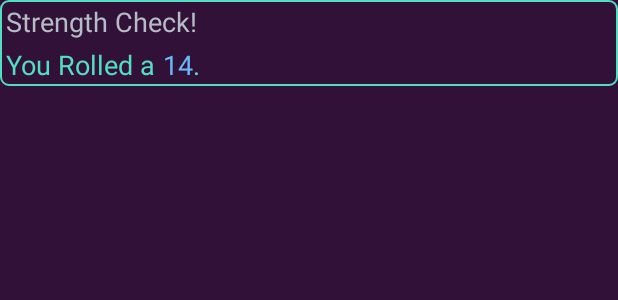
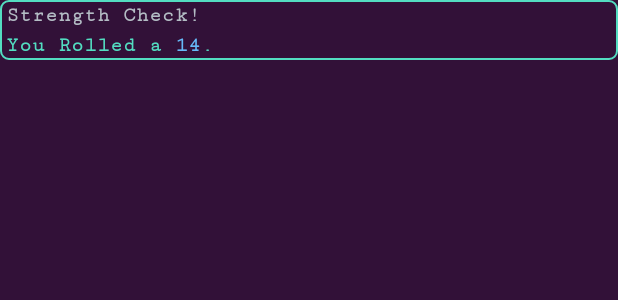
Before and after one commit to zweber11/DiceMaster, an Android app: the layout roll_skill_selector_item.xml on its own in the app's theme, with its tools: preview values and no code run, on a phone screen of 412 x 824 dp. Shown: the top 300 px of the screen. Run offline under Robolectric (Android 15) with nearby library versions, the phone set to English and light mode, and no system bars.

```diff
--- a/app/src/main/java/com/hellwebstudios/zweber/dd/Fragments/DiceSets/DiceSetDieFragment.java
+++ b/app/src/main/java/com/hellwebstudios/zweber/dd/Fragments/DiceSets/DiceSetDieFragment.java
@@ -20,7 +20,6 @@ import com.hellwebstudios.zweber.dd.DataHelper;
 import com.hellwebstudios.zweber.dd.DataObjects.Adventure;
 import com.hellwebstudios.zweber.dd.DataObjects.Chapter;
 import com.hellwebstudios.zweber.dd.DataObjects.DiceSetDie;
-import com.hellwebstudios.zweber.dd.ListAdapters.ChapsListAdapter;
 import com.hellwebstudios.zweber.dd.ListAdapters.DSDListAdapter;
 import com.hellwebstudios.zweber.dd.R;
 
--- a/app/src/main/res/layout/roll_skill_selector_item.xml
+++ b/app/src/main/res/layout/roll_skill_selector_item.xml
@@ -13,25 +13,32 @@
         <!--1st row-->
         <TableRow
             android:layout_margin="2dp">
+
             <LinearLayout
-                android:layout_width="wrap_content"
+                android:layout_width="match_parent"
                 android:layout_height="wrap_content"
                 android:orientation="horizontal">
+
                 <TextView
+                    android:id="@+id/rs_skillID"
                     android:layout_width="wrap_content"
                     android:layout_height="wrap_content"
-                    android:id="@+id/rs_skillID"
+                    android:layout_marginStart="2dp"
+                    android:fontFamily="serif-monospace"
                     android:text="Strength"
-                    android:textSize="18sp"
                     android:textColor="@color/color6"
-                    android:layout_marginStart="2dp" />
+                    android:textSize="14sp"
+                    android:textStyle="bold" />
+
                 <TextView
+                    android:id="@+id/rs_skillID2"
                     android:layout_width="wrap_content"
                     android:layout_height="wrap_content"
-                    android:id="@+id/rs_skillID2"
+                    android:fontFamily="serif-monospace"
                     android:text=" Check! "
-                    android:textSize="18sp"
-                    android:textColor="@color/color6"/>
+                    android:textColor="@color/color6"
+                    android:textSize="14sp"
+                    android:textStyle="bold" />
             </LinearLayout>
         </TableRow>
 
@@ -42,28 +49,37 @@
                 android:layout_width="wrap_content"
                 android:layout_height="wrap_content"
                 android:orientation="horizontal">
+
                 <TextView
+                    android:id="@+id/rs_roll1"
                     android:layout_width="wrap_content"
                     android:layout_height="wrap_content"
-                    android:id="@+id/rs_roll1"
+                    android:layout_marginStart="2dp"
+                    android:fontFamily="serif-monospace"
                     android:text="You Rolled a "
-                    android:textSize="18sp"
                     android:textColor="@color/color5"
-                    android:layout_marginStart="2dp" />
+                    android:textSize="14sp"
+                    android:textStyle="bold" />
+
                 <TextView
+                    android:id="@+id/rs_roll"
                     android:layout_width="wrap_content"
                     android:layout_height="wrap_content"
-                    android:id="@+id/rs_roll"
+                    android:fontFamily="serif-monospace"
                     android:text="14"
-                    android:textSize="18sp"
-                    android:textColor="@color/color4"/>
+                    android:textColor="@color/color4"
+                    android:textSize="14sp"
+                    android:textStyle="bold" />
+
                 <TextView
+                    android:id="@+id/rs_roll3"
                     android:layout_width="wrap_content"
                     android:layout_height="wrap_content"
-                    android:id="@+id/rs_roll3"
+                    android:fontFamily="serif-monospace"
                     android:text="."
-                    android:textSize="18sp"
-                    android:textColor="@color/color5"/>
+                    android:textColor="@color/color5"
+                    android:textSize="14sp"
+                    android:textStyle="bold" />
             </LinearLayout>
         </TableRow>
 
```
Also changed, not shown: app/src/main/java/com/hellwebstudios/zweber/dd/Fragments/Adventures/ChapMenuFragment.java (+83 -79 lines), app/src/main/java/com/hellwebstudios/zweber/dd/ListAdapters/ChapsListAdapter.java (deleted, +0 -65 lines), app/src/main/res/layout/fragment_chap_menu.xml (+17 -11 lines), app/src/main/res/layout/ra_set_selector_item.xml (+6 -3 lines).
